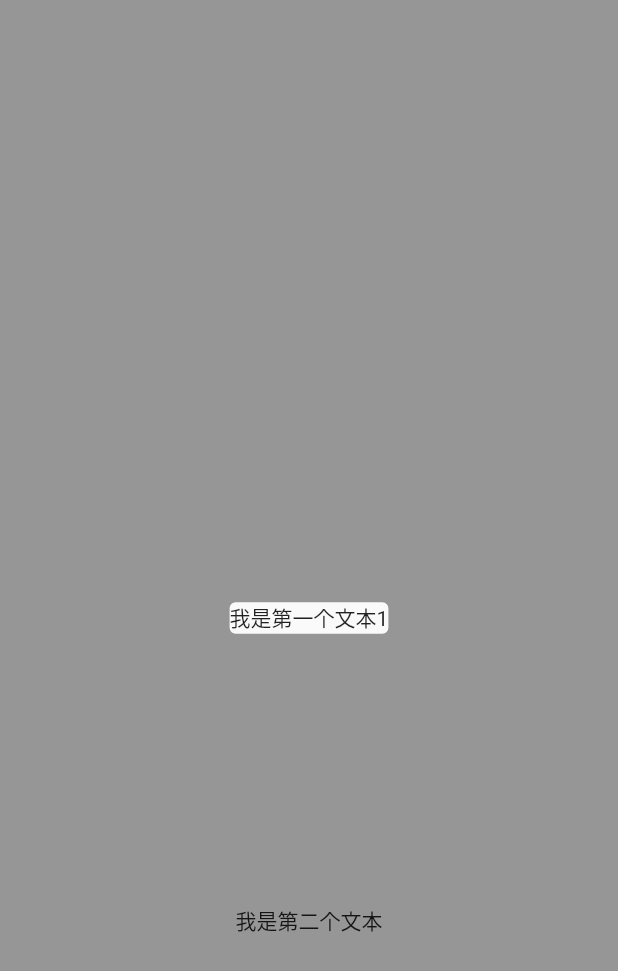
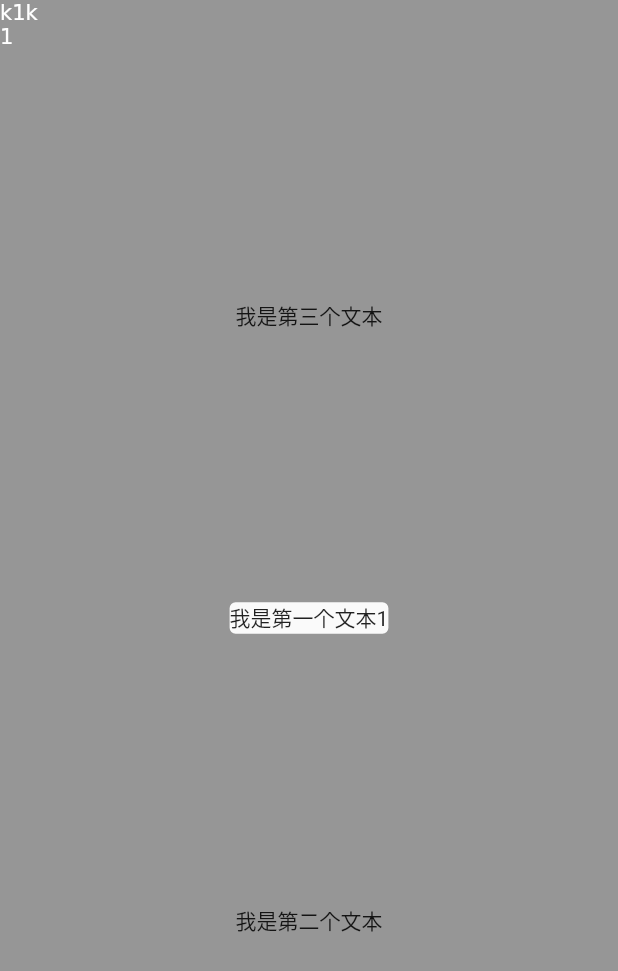
Before and after one commit to kpaxian7/feature_guider, a Flutter app: the Test02 screen opened directly, after a tap on "我是第一个文本1", on a phone screen of 412 x 824 dp. Shown: the top 971 px of the screen. Run offline on Flutter 3.47's test engine with Material 2 defaults, Android fonts, the phone set to English and light mode, and no system bars; our stand-ins replace plugin_platform_interface; missing offline and left inert: dart:html.

Commit message:
widget description building

```diff
--- a/example/lib/test02.dart
+++ b/example/lib/test02.dart
@@ -21,6 +21,7 @@ class _Test02State extends State<Test02> with WidgetsBindingObserver {
   GuiderOverlayManager? manager;
   GlobalKey k1 = GlobalKey();
   GlobalKey k2 = GlobalKey();
+  GlobalKey k3 = GlobalKey();
 
   @override
   void initState() {
@@ -43,6 +44,7 @@ class _Test02State extends State<Test02> with WidgetsBindingObserver {
     manager?.prepareGuider(GuiderOptions(), [
       GuiderWidgetItemModel(widgetKey: k1, guideDesc: "k1k1"),
       GuiderWidgetItemModel(widgetKey: k2, guideDesc: "k2k2"),
+      GuiderWidgetItemModel(widgetKey: k3, guideDesc: "k3k3"),
     ]);
     manager?.show();
   }
@@ -55,6 +57,7 @@ class _Test02State extends State<Test02> with WidgetsBindingObserver {
   }
 
   _buildBody(BuildContext context) {
+    // return Column(children: [],mainAxisAlignment: MainAxisAlignment.start,)
     return Stack(
       children: [
         Align(
@@ -82,6 +85,19 @@ class _Test02State extends State<Test02> with WidgetsBindingObserver {
             ),
           ),
         ),
+        Align(
+          alignment: Alignment.topCenter,
+          child: GestureDetector(
+            onTap: () {},
+            child: Container(
+              margin: EdgeInsets.only(top: 200),
+              child: Text(
+                key: k3,
+                "我是第三个文本",
+              ),
+            ),
+          ),
+        ),
       ],
     );
   }
--- a/lib/model/overlay_description.dart
+++ b/lib/model/overlay_description.dart
@@ -5,10 +5,25 @@ class OverlayDescription {
 
   Rect drawRect;
 
-  OverlayDescription(this.overlayDesc, this.drawRect);
+  DescriptionPosition position;
+
+  OverlayDescription(
+    this.overlayDesc,
+    this.drawRect, {
+    this.position = DescriptionPosition.auto,
+  });
 
   @override
   String toString() {
     return "overlayDesc = $overlayDesc, drawRect = ${drawRect.toString()}";
   }
 }
+
+enum DescriptionPosition {
+  screenCenter,
+  widgetTopCenter,
+  widgetTopFit,
+  widgetBottomCenter,
+  widgetBottomFit,
+  auto,
+}
--- a/lib/overlay/guider_overlay_manager.dart
+++ b/lib/overlay/guider_overlay_manager.dart
@@ -7,6 +7,8 @@ import 'package:flutter/material.dart';
 class GuiderOverlayManager {
   static GuiderOverlayManager? _inst;
   final BuildContext context;
+
+  OverlayEntry? _guideMaskingOverlay;
 
   GuiderOverlayManager._(this.context);
 
@@ -55,18 +57,28 @@ class GuiderOverlayManager {
   }
 
   _showActual() {
-    OverlayEntry entry = OverlayEntry(builder: (ctx) {
-      return GuiderOverlayContainer(_overlayDescArray);
+    _guideMaskingOverlay ??= OverlayEntry(builder: (ctx) {
+      return GuiderOverlayContainer(_overlayDescArray, _dismiss);
     });
-    Overlay.of(context).insert(entry);
+    Overlay.of(context).insert(_guideMaskingOverlay!);
+  }
+
+  _dismiss() {
+    print("dismiss invoke!!");
+    _guideMaskingOverlay?.remove();
+    _guideMaskingOverlay = null;
   }
 }
 
 class GuiderOverlayContainer extends StatefulWidget {
   final List<OverlayDescription> overlayDescArray;
+  final VoidCallback dismissCallback;
 
-  const GuiderOverlayContainer(this.overlayDescArray, {Key? key})
-      : super(key: key);
+  const GuiderOverlayContainer(
+    this.overlayDescArray,
+    this.dismissCallback, {
+    Key? key,
+  }) : super(key: key);
 
   @override
   State<GuiderOverlayContainer> createState() => _GuiderOverlayContainerState();
@@ -87,54 +99,58 @@ class _GuiderOverlayContainerState extends State<GuiderOverlayContainer>
     overlayDescArray = widget.overlayDescArray;
     animController = AnimationController(vsync: this);
     animController?.addStatusListener((status) {
-      print("animController listener invoke!!");
       if (status == AnimationStatus.completed) {
-        print("animController completed!!");
         setState(() {
           stepIndex++;
-          prepareStartAndNext();
+          animController?.value = 0;
+          _prepareStartAndNext();
         });
       }
     });
 
-    prepareStartAndNext();
+    _prepareStartAndNext();
   }
 
-  prepareStartAndNext() {
-    print(
-        "stepIndex = $stepIndex, overlayDescArr index = ${overlayDescArray!.length}");
+  _prepareStartAndNext() {
+    start = next;
+    next = null;
     if (stepIndex < overlayDescArray!.length) {
-      print("overlayDescArray1 = $overlayDescArray");
-      start = overlayDescArray?[stepIndex];
+      start = overlayDescArray![stepIndex];
       if (stepIndex < overlayDescArray!.length - 1) {
-        print("overlayDescArray2 = $overlayDescArray");
-        next = overlayDescArray?[stepIndex + 1];
+        next = overlayDescArray![stepIndex + 1];
       }
     }
-    print("start === $start");
-    print("next === $next");
+
+    print("prepare done\n start=$start\n next=$next");
   }
 
-  showRectAnimation() {
-    animController?.animateTo(1, duration: Duration(milliseconds: 200));
+  _guideContinue() {
+    if (next == null) {
+      widget.dismissCallback.call();
+    } else {
+      animController?.animateTo(1, duration: const Duration(milliseconds: 180));
+    }
   }
 
   @override
   Widget build(BuildContext context) {
-    // return Container();
     return start == null && next == null
         ? Container()
         : GestureDetector(
             onTap: () {
-              showRectAnimation();
+              _guideContinue();
             },
             child: CustomPaint(
               size: Size(
                 MediaQuery.of(context).size.width,
                 MediaQuery.of(context).size.height,
               ),
-              painter: GuiderPainter(start!, animController!, next: next),
-              // painter: GuiderPainter(next!, animController!, next: next),
+              painter: GuiderPainter(
+                start!,
+                start!.overlayDesc,
+                animController!,
+                next: next,
+              ),
             ),
           );
   }
--- a/lib/render/guider_painter.dart
+++ b/lib/render/guider_painter.dart
@@ -1,34 +1,56 @@
 import 'package:feature_guider/model/overlay_description.dart';
+import 'package:feature_guider/render/render_helper.dart';
+import 'package:feature_guider/render/position.dart';
 import 'package:flutter/material.dart';
+import 'dart:ui' as ui;
 
 class GuiderPainter extends CustomPainter {
   final OverlayDescription start;
   final OverlayDescription? next;
   final AnimationController controller;
 
+  final String description;
+  final TextStyle textStyle;
+
   GuiderPainter(
     this.start,
+    this.description,
     this.controller, {
     this.next,
+    this.textStyle = const TextStyle(),
   }) : super(repaint: controller);
 
   @override
   void paint(Canvas canvas, Size size) {
+    _drawMasking(canvas, size);
+    _drawDescription(canvas, size);
+  }
+
+  _drawMasking(Canvas canvas, Size size) {
     double left = 0;
     double top = 0;
     double right = 0;
     double bottom = 0;
 
-    left = start.drawRect.left +
-        (((next?.drawRect.left ?? 0) - start.drawRect.left) * controller.value);
-    top = start.drawRect.top +
-        (((next?.drawRect.top ?? 0) - start.drawRect.top) * controller.value);
-    right = start.drawRect.right +
-        (((next?.drawRect.right ?? 0) - start.drawRect.right) * controller.value);
-    bottom = start.drawRect.bottom +
-        (((next?.drawRect.bottom ?? 0) - start.drawRect.bottom) * controller.value);
-    print("start=${start.drawRect}, next=${next?.drawRect}, controllerVal=${controller.value}");
-    print("left=$left,top=$top,right=$right,bottom=$bottom");
+    left = start.drawRect.left;
+    if (next != null) {
+      left = left + (next!.drawRect.left - left) * controller.value;
+    }
+
+    top = start.drawRect.top;
+    if (next != null) {
+      top = top + (next!.drawRect.top - top) * controller.value;
+    }
+
+    right = start.drawRect.right;
+    if (next != null) {
+      right = right + (next!.drawRect.right - right) * controller.value;
+    }
+
+    bottom = start.drawRect.bottom;
+    if (next != null) {
+      bottom = bottom + (next!.drawRect.bottom - bottom) * controller.value;
+    }
 
     final outerPath = Path()
       ..addRect(Rect.fromLTWH(0, 0, size.width, size.height));
@@ -51,6 +73,37 @@ class GuiderPainter extends CustomPainter {
     canvas.drawPath(path, paint);
   }
 
+  _drawDescription(Canvas canvas, Size size) {
+    if (controller.value != 0) {
+      return;
+    }
+    final paragraphStyle = ui.ParagraphStyle(
+      fontSize: textStyle.fontSize,
+      fontWeight: textStyle.fontWeight,
+      fontStyle: textStyle.fontStyle,
+      fontFamily: textStyle.fontFamily,
+      textHeightBehavior: const TextHeightBehavior(
+          applyHeightToFirstAscent: true, applyHeightToLastDescent: true),
+    );
+
+    ui.ParagraphBuilder builder = ui.ParagraphBuilder(paragraphStyle);
+    builder.pushStyle(ui.TextStyle(letterSpacing: textStyle.letterSpacing));
+    builder.pushStyle(ui.TextStyle(color: textStyle.color));
+    builder.addText(description);
+    ui.Paragraph p = builder.build();
+
+    /// 计算宽高
+    double widthT = calculateTextWidth(description, textStyle);
+    double heightT = calculateTextHeight(description, textStyle);
+
+    p.layout(ui.ParagraphConstraints(width: widthT));
+
+    Offset offset = const Offset(0, 0);
+
+
+    canvas.drawParagraph(p, offset);
+  }
+
   @override
   bool shouldRepaint(GuiderPainter oldDelegate) {
     return oldDelegate.controller != controller;
--- /dev/null
+++ b/lib/render/position.dart
@@ -0,0 +1,8 @@
+enum DescriptionPosition {
+  screenCenter,
+  widgetTopCenter,
+  widgetTopFit,
+  widgetBottomCenter,
+  widgetBottomFit,
+  auto,
+}
--- /dev/null
+++ b/lib/render/render_helper.dart
@@ -0,0 +1,19 @@
+import 'package:flutter/material.dart';
+
+double calculateTextWidth(String text, TextStyle style) {
+  final textPainter = TextPainter(
+    text: TextSpan(text: text, style: style),
+    maxLines: 1,
+    textDirection: TextDirection.ltr,
+  )..layout();
+  return textPainter.size.width;
+}
+
+double calculateTextHeight(String text, TextStyle style) {
+  final textPainter = TextPainter(
+    text: TextSpan(text: text, style: style),
+    maxLines: 1,
+    textDirection: TextDirection.ltr,
+  )..layout();
+  return textPainter.size.height;
+}
```
